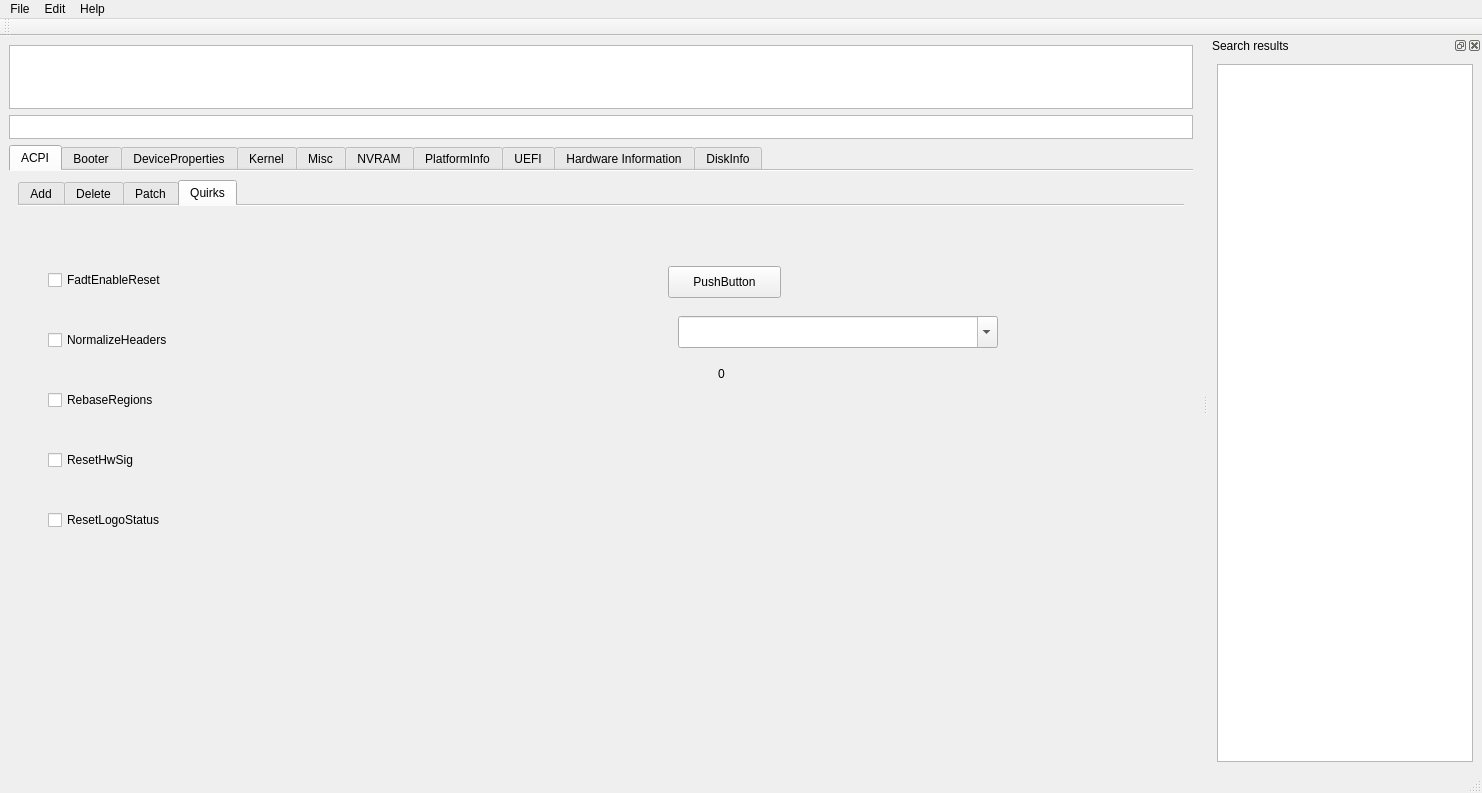
First picture: the form in mainwindow.ui, repository ic005k/OCAuxiliaryTools, before the edit.
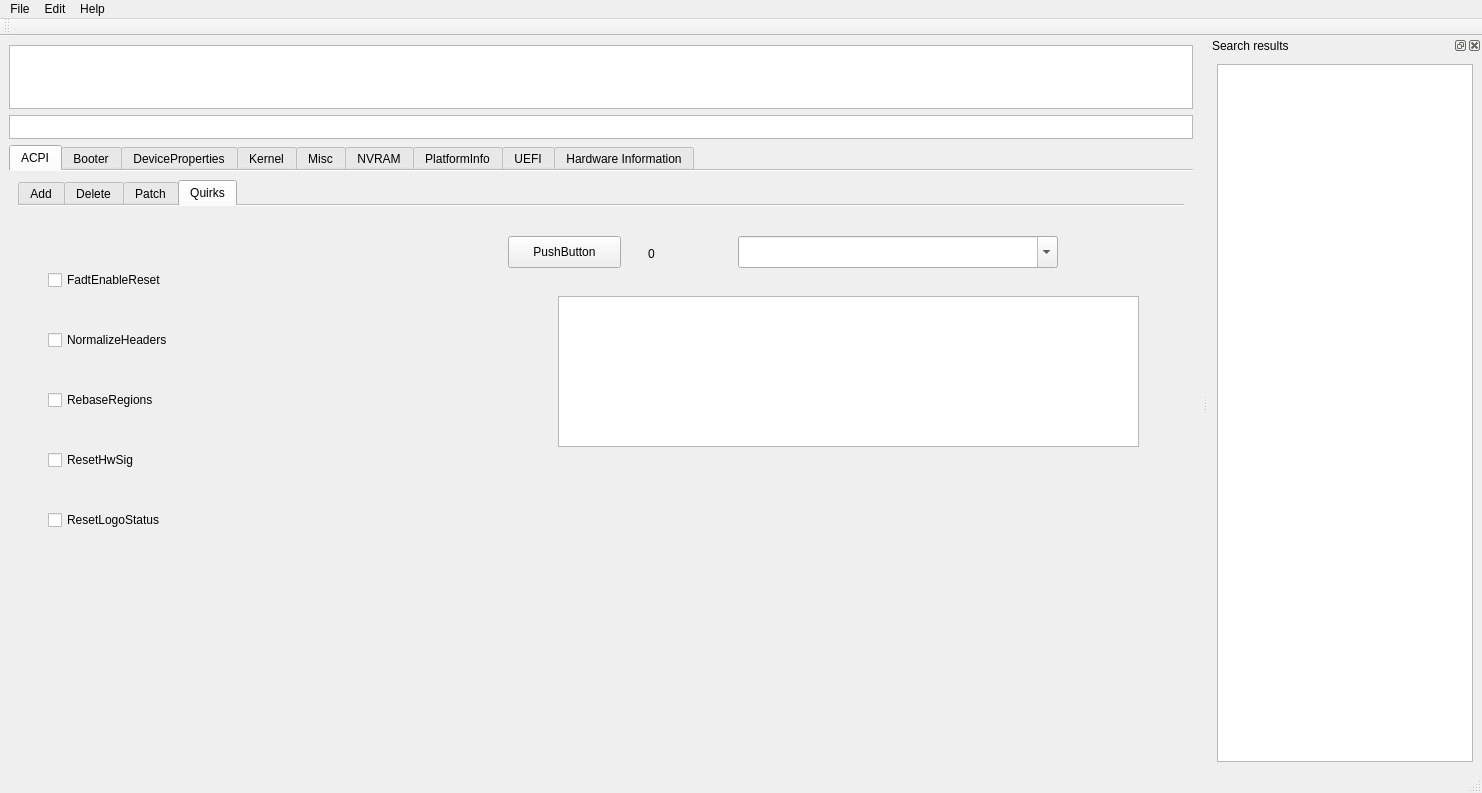
Second picture: the form after the edit. The open tabs and pages were chosen to show the change. Icons and pictures are not drawn.

Patch:
```diff
--- a/mainwindow.ui
+++ b/mainwindow.ui
@@ -479,8 +479,8 @@
            <widget class="QPushButton" name="pushButton">
             <property name="geometry">
              <rect>
-              <x>650</x>
-              <y>60</y>
+              <x>490</x>
+              <y>30</y>
               <width>113</width>
               <height>32</height>
              </rect>
@@ -492,8 +492,8 @@
            <widget class="QComboBox" name="cboxFind">
             <property name="geometry">
              <rect>
-              <x>660</x>
-              <y>110</y>
+              <x>720</x>
+              <y>30</y>
               <width>320</width>
               <height>32</height>
              </rect>
@@ -511,8 +511,8 @@
            <widget class="QLabel" name="lblCount">
             <property name="geometry">
              <rect>
-              <x>700</x>
-              <y>160</y>
+              <x>630</x>
+              <y>40</y>
               <width>60</width>
               <height>16</height>
              </rect>
@@ -521,6 +521,16 @@
              <string>0</string>
             </property>
            </widget>
+           <widget class="QTextEdit" name="textDiskInfo">
+            <property name="geometry">
+             <rect>
+              <x>540</x>
+              <y>90</y>
+              <width>581</width>
+              <height>151</height>
+             </rect>
+            </property>
+           </widget>
           </widget>
          </widget>
         </item>
@@ -8785,16 +8795,6 @@
         </item>
        </layout>
       </widget>
-      <widget class="QWidget" name="tab_36">
-       <attribute name="title">
-        <string>DiskInfo</string>
-       </attribute>
-       <layout class="QGridLayout" name="gridLayout_43">
-        <item row="0" column="0">
-         <widget class="QTextEdit" name="textDiskInfo"/>
-        </item>
-       </layout>
-      </widget>
      </widget>
     </item>
    </layout>
```
Left out of the diff: 420 changed lines with no effect on the pictures.
